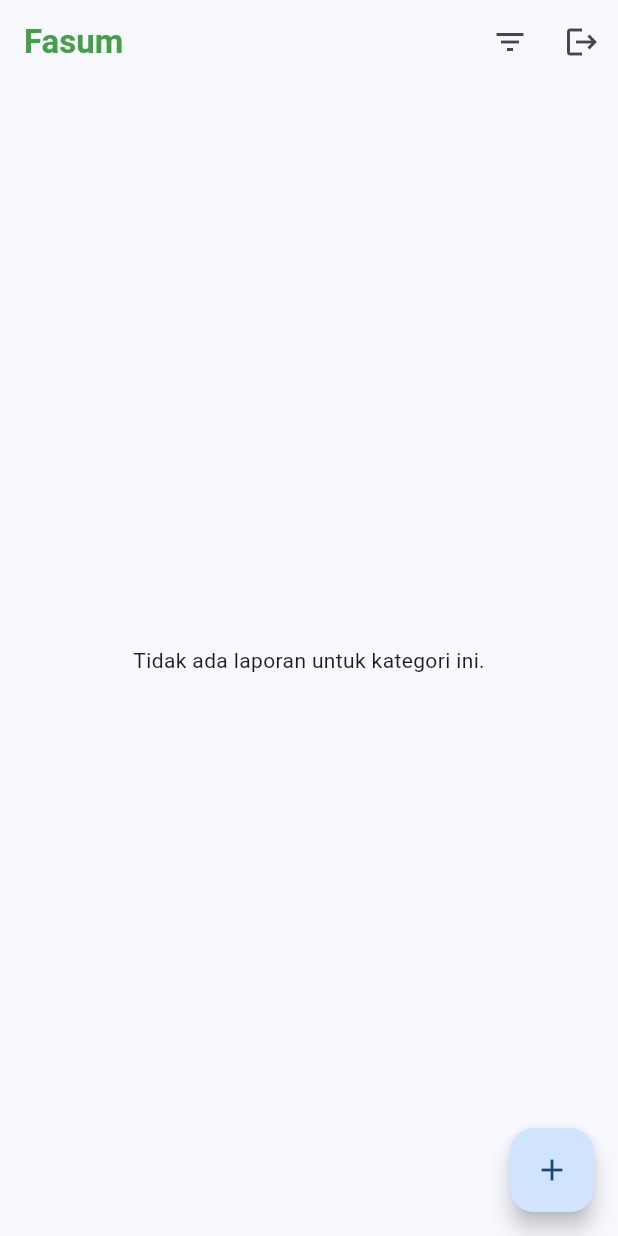
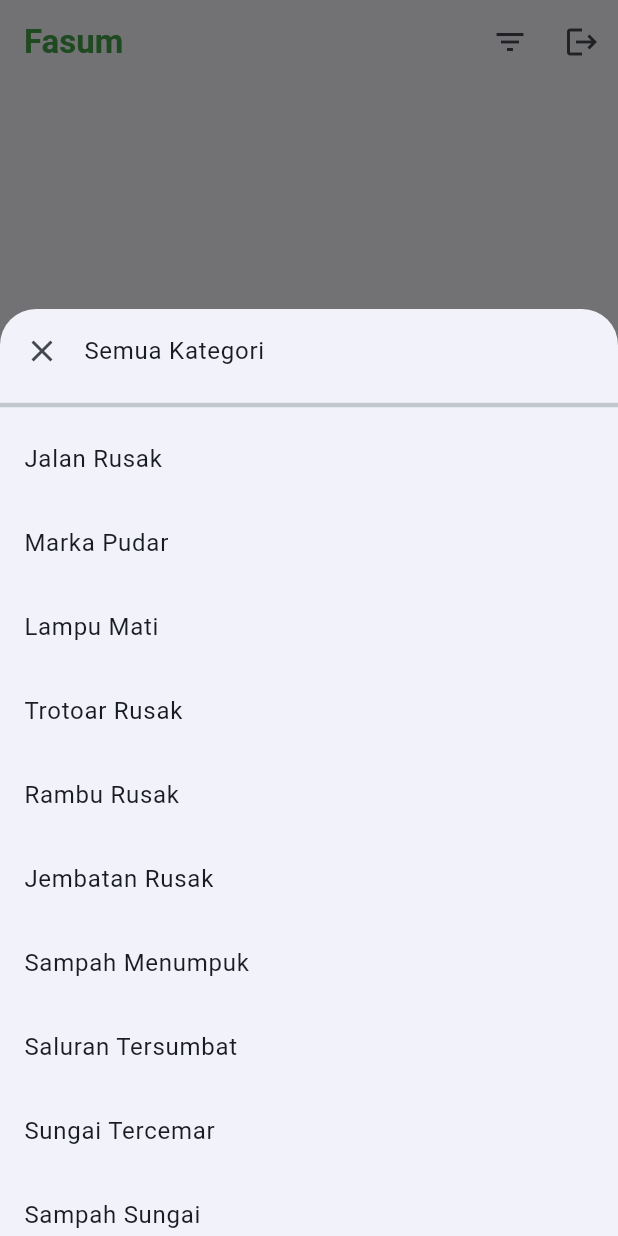
Before and after one commit to QrizkyPE/fasum, a Flutter app: the screen it shows once a user with an empty profile is signed in, after a tap on the "filter list" icon, on a phone screen of 412 x 824 dp. Run offline on Flutter 3.47's test engine with Material 3 defaults, Android fonts, the phone set to English and light mode, and no system bars; our stand-ins replace cloud_firestore, firebase_auth, firebase_core, flutter_image_compress, geolocator, google_generative_ai and 1 more; missing offline and left inert: firebase_app_check; accounts and stored records are empty.

Commit message:
Update home screen

```diff
--- a/lib/screens/home_screen.dart
+++ b/lib/screens/home_screen.dart
@@ -6,6 +6,7 @@ import 'package:flutter/material.dart';
 import 'package:firebase_auth/firebase_auth.dart';
 import 'package:fasum/screens/sign_in_screen.dart';
 import 'package:fasum/screens/add_post_screen.dart';
+import 'package:intl/intl.dart';
 
 class HomeScreen extends StatefulWidget {
   const HomeScreen({super.key});
@@ -21,6 +22,103 @@ class HomeScreen extends StatefulWidget {
 
 class _HomeScreenState extends State<HomeScreen> {
   String? selectedCategory;
+  List<String> categories = [
+    'Jalan Rusak',
+    'Marka Pudar',
+    'Lampu Mati',
+    'Trotoar Rusak',
+    'Rambu Rusak',
+    'Jembatan Rusak',
+    'Sampah Menumpuk',
+    'Saluran Tersumbat',
+    'Sungai Tercemar',
+    'Sampah Sungai',
+    'Pohon Tumbang',
+    'Taman Rusak',
+    'Fasilitas Rusak',
+    'Pipa Bocor',
+    'Vandalisme',
+    'Banjir',
+    'Lainnya',
+  ];
+
+  String formatTime(DateTime dateTime) {
+    final now = DateTime.now();
+    final diff = now.difference(dateTime);
+    if (diff.inSeconds < 60) {
+      return '${diff.inSeconds} secs ago';
+    } else if (diff.inMinutes < 60) {
+      return '${diff.inSeconds} mins ago';
+    } else if (diff.inHours < 24) {
+      return '${diff.inHours} hrs ago';
+    } else if (diff.inHours < 48) {
+      return '1 day ago';
+    } else {
+      return DateFormat('dd/MMM/yyyy').format(dateTime);
+    }
+  }
+
+  Future<void> signOut() async {
+    await FirebaseAuth.instance.signOut();
+    if (!mounted) return;
+    Navigator.pushAndRemoveUntil(
+      context,
+      MaterialPageRoute(builder: (context) => const SignInScreen()),
+      (route) => false,
+    );
+  }
+
+  void _showCategoryFilter() async {
+    final result = await showModalBottomSheet<String>(
+      context: context,
+      isScrollControlled: true,
+      shape: const RoundedRectangleBorder(
+        borderRadius: BorderRadius.vertical(top: Radius.circular(24)),
+      ),
+      builder: (context) {
+        return SafeArea(
+          child: SizedBox(
+            height: MediaQuery.of(context).size.height * 0.75,
+            child: ListView(
+              padding: const EdgeInsets.only(bottom: 24),
+              children: [
+                ListTile(
+                  leading: const Icon(Icons.clear),
+                  title: const Text('Semua Kategori'),
+                  onTap: () => Navigator.pop(context, null),
+                ),
+                const Divider(thickness: 3),
+                ...categories.map(
+                  (category) => ListTile(
+                    title: Text(category),
+                    trailing:
+                        selectedCategory == category
+                            ? Icon(
+                              Icons.check,
+                              color: Theme.of(context).colorScheme.primary,
+                            )
+                            : null,
+                    onTap: () => Navigator.pop(context, category),
+                  ),
+                ),
+              ],
+            ),
+          ),
+        );
+      },
+    );
+
+    if (result != null) {
+      setState(() {
+        selectedCategory = result;
+      });
+    } else {
+      setState(() {
+        selectedCategory = null;
+      });
+    }
+  }
+
   Widget build(BuildContext context) {
     return Scaffold(
       backgroundColor: Theme.of(context).scaffoldBackgroundColor,
@@ -34,13 +132,13 @@ class _HomeScreenState extends State<HomeScreen> {
         ),
         actions: [
           IconButton(
-            onPressed: () {}, // _showCategoryFilter,
+            onPressed: _showCategoryFilter,
             icon: const Icon(Icons.filter_list),
             tooltip: 'Filter Kategori',
           ),
           IconButton(
             onPressed: () {
-              // signOut;
+              signOut();
             },
             icon: const Icon(Icons.logout),
           ),
@@ -130,11 +228,18 @@ class _HomeScreenState extends State<HomeScreen> {
                                 ),
                               ),
                               Text(
-                                createdAtStr,
+                                formatTime(createdAt),
                                 style: const TextStyle(
                                   fontSize: 12,
                                   color: Colors.grey,
                                 ),
+                              ),
+                              const SizedBox(height: 12),
+                              Text(
+                                category ?? '',
+                                style: const TextStyle(fontSize: 16),
+                                maxLines: 3,
+                                overflow: TextOverflow.ellipsis,
                               ),
                               const SizedBox(height: 12),
                               Text(
--- a/pubspec.yaml
+++ b/pubspec.yaml
@@ -44,6 +44,7 @@ dependencies:
   google_generative_ai: ^0.4.7
   shimmer: ^3.0.0
   http: ^1.4.0
+  intl: ^0.20.2
 
 dev_dependencies:
   flutter_test:
```
Also changed, not shown: pubspec.lock.
